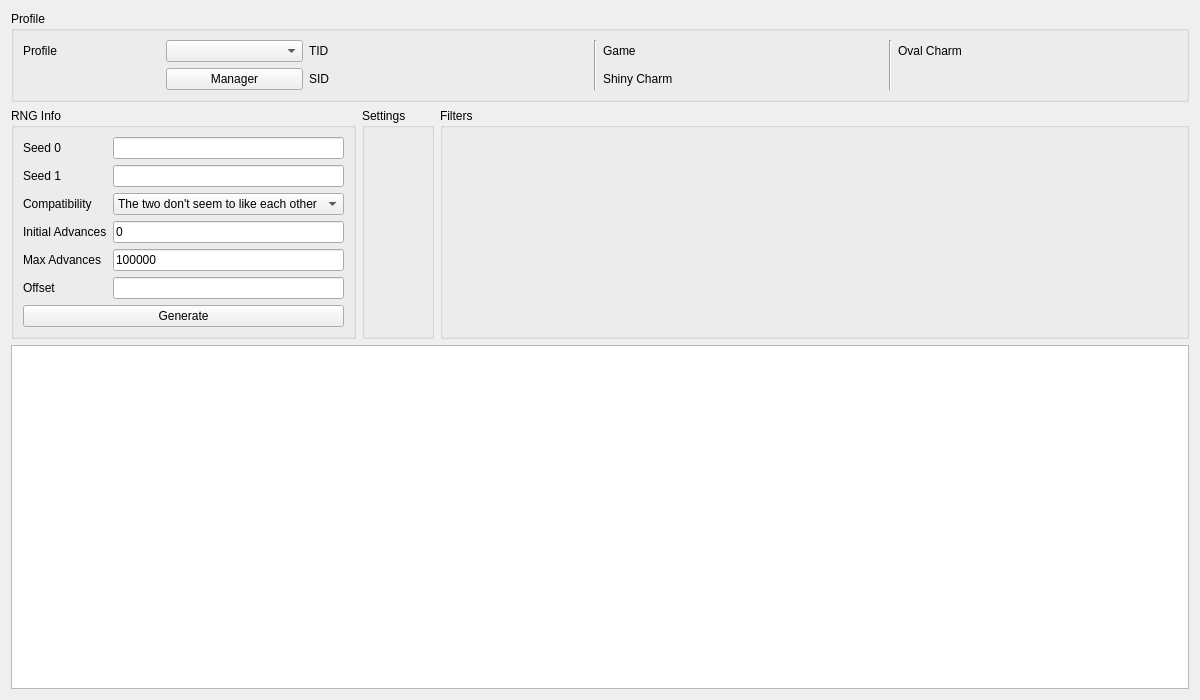
Old version of the form Form/Gen8/Eggs8.ui in the repository Admiral-Fish/PokeFinder.
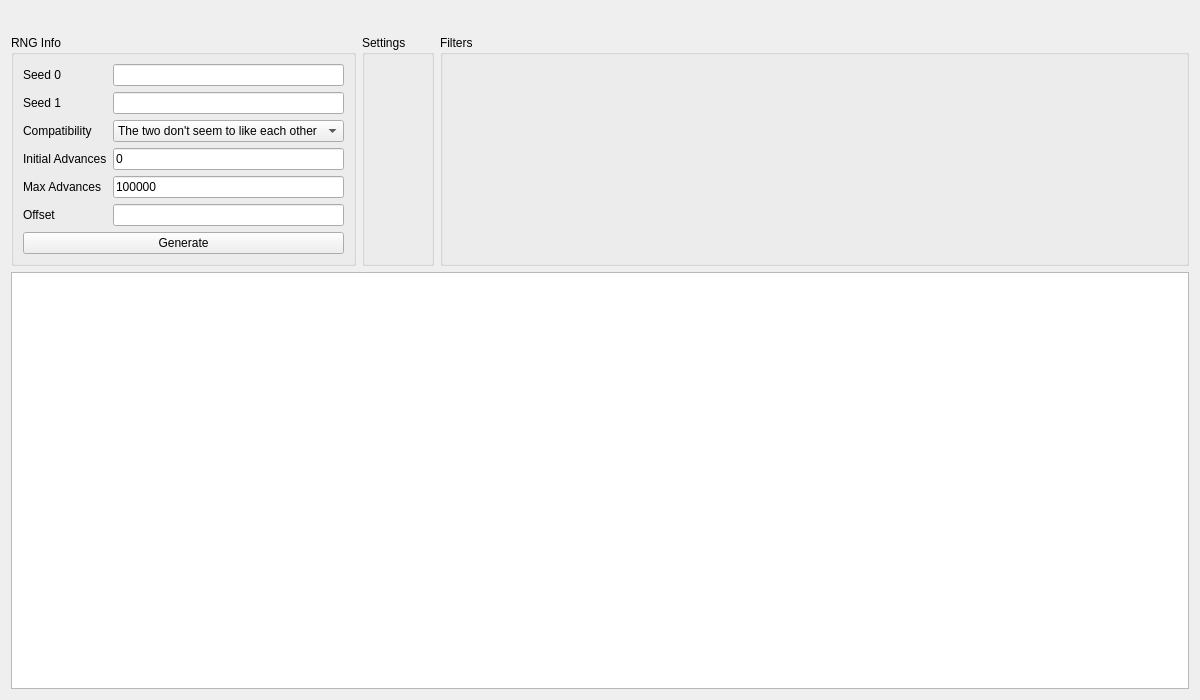
New version of the form. Custom widgets are drawn as their Qt base class.

Commit message: Refactor profile display

The edit to the form file:
```diff
--- a/Form/Gen8/Eggs8.ui
+++ b/Form/Gen8/Eggs8.ui
@@ -13,103 +13,13 @@
   <property name="windowTitle">
    <string>Gen 8 Eggs</string>
   </property>
-  <layout class="QGridLayout" name="gridLayout_2">
-   <item row="0" column="0" colspan="3">
-    <widget class="QGroupBox" name="groupBoxProfile">
-     <property name="title">
-      <string>Profile</string>
-     </property>
-     <layout class="QGridLayout" name="gridLayout_4">
-      <item row="0" column="0">
-       <widget class="QLabel" name="labelProfile">
-        <property name="text">
-         <string>Profile</string>
-        </property>
-       </widget>
-      </item>
-      <item row="0" column="1">
-       <widget class="QComboBox" name="comboBoxProfiles"/>
-      </item>
-      <item row="1" column="1">
-       <widget class="QPushButton" name="pushButtonProfileManager">
-        <property name="text">
-         <string>Manager</string>
-        </property>
-       </widget>
-      </item>
-      <item row="0" column="2">
-       <widget class="QLabel" name="labelProfileTID">
-        <property name="text">
-         <string>TID</string>
-        </property>
-       </widget>
-      </item>
-      <item row="0" column="3">
-       <widget class="QLabel" name="labelProfileTIDValue"/>
-      </item>
-      <item row="1" column="2">
-       <widget class="QLabel" name="labelProfileSID">
-        <property name="text">
-         <string>SID</string>
-        </property>
-       </widget>
-      </item>
-      <item row="1" column="3">
-       <widget class="QLabel" name="labelProfileSIDValue"/>
-      </item>
-      <item row="0" column="4" rowspan="2">
-       <widget class="Line" name="line_4">
-        <property name="orientation">
-         <enum>Qt::Vertical</enum>
-        </property>
-       </widget>
-      </item>
-      <item row="0" column="5">
-       <widget class="QLabel" name="labelProfileGame">
-        <property name="text">
-         <string>Game</string>
-        </property>
-       </widget>
-      </item>
-      <item row="0" column="6">
-       <widget class="QLabel" name="labelProfileGameValue"/>
-      </item>
-      <item row="1" column="5">
-       <widget class="QLabel" name="labelProfileShinyCharm">
-        <property name="text">
-         <string>Shiny Charm</string>
-        </property>
-       </widget>
-      </item>
-      <item row="1" column="6">
-       <widget class="QLabel" name="labelProfileShinyCharmValue"/>
-      </item>
-      <item row="0" column="7" rowspan="2">
-       <widget class="Line" name="line_5">
-        <property name="orientation">
-         <enum>Qt::Vertical</enum>
-        </property>
-       </widget>
-      </item>
-      <item row="0" column="8">
-       <widget class="QLabel" name="labelProfileOvalCharm">
-        <property name="text">
-         <string>Oval Charm</string>
-        </property>
-       </widget>
-      </item>
-      <item row="0" column="9">
-       <widget class="QLabel" name="labelProfileOvalCharmValue"/>
-      </item>
-     </layout>
-    </widget>
-   </item>
+  <layout class="QGridLayout" name="gridLayout">
    <item row="1" column="0">
     <widget class="QGroupBox" name="groupBoxRNGInfo">
      <property name="title">
       <string>RNG Info</string>
      </property>
-     <layout class="QGridLayout" name="gridLayout_3">
+     <layout class="QGridLayout" name="gridLayout_1">
       <item row="0" column="0">
        <widget class="QLabel" name="labelSeed0">
         <property name="text">
@@ -209,7 +119,7 @@
      <property name="title">
       <string>Settings</string>
      </property>
-     <layout class="QGridLayout" name="gridLayout_11">
+     <layout class="QGridLayout" name="gridLayout_2">
       <item row="0" column="0">
        <widget class="EggSettings" name="eggSettings" native="true"/>
       </item>
@@ -227,7 +137,7 @@
      <property name="title">
       <string>Filters</string>
      </property>
-     <layout class="QGridLayout" name="gridLayout">
+     <layout class="QGridLayout" name="gridLayout_3">
       <item row="0" column="0" rowspan="2">
        <widget class="Filter" name="filter" native="true"/>
       </item>
@@ -237,6 +147,11 @@
    <item row="2" column="0" colspan="3">
     <widget class="TableView" name="tableView"/>
    </item>
+   <item row="0" column="0" colspan="3">
+    <widget class="ProfileDisplay8" name="profileDisplay" native="true">
+     <layout class="QGridLayout" name="gridLayout_4"/>
+    </widget>
+   </item>
   </layout>
  </widget>
  <customwidgets>
@@ -267,6 +182,12 @@
    <header>Form/Controls/EggSettings.hpp</header>
    <container>1</container>
   </customwidget>
+  <customwidget>
+   <class>ProfileDisplay8</class>
+   <extends>QWidget</extends>
+   <header>Form/Gen8/Profile/ProfileDisplay8.hpp</header>
+   <container>1</container>
+  </customwidget>
  </customwidgets>
  <tabstops>
   <tabstop>comboBoxProfiles</tabstop>
```
Left out of the diff: 2 changed lines with no effect on the pictures. The commit also changes 110 other files.
